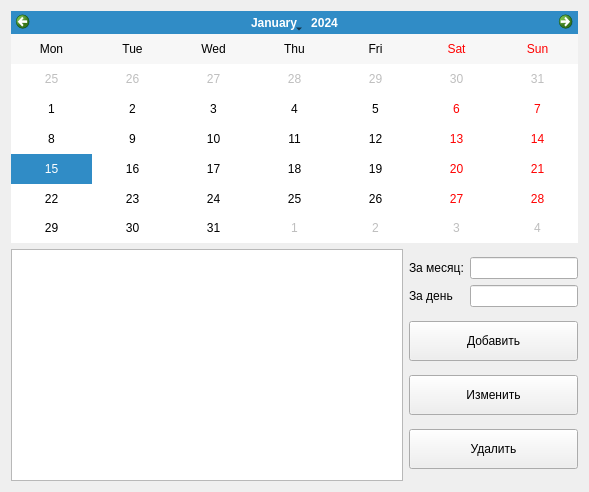
Qt form src/view/salarywindow.ui (rnikbond/worktime) before a commit.
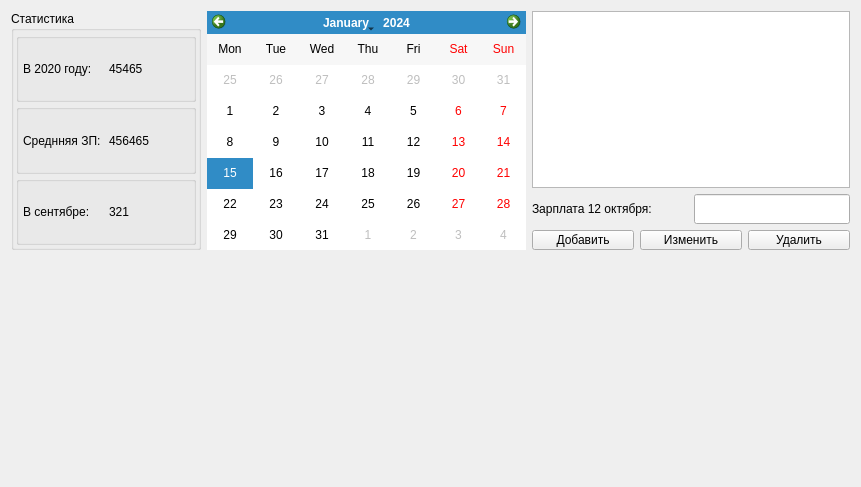
The same form after that commit. Custom widgets are drawn as their Qt base class.

Patch:
```diff
--- a/src/view/salarywindow.ui
+++ b/src/view/salarywindow.ui
@@ -6,14 +6,190 @@
    <rect>
     <x>0</x>
     <y>0</y>
-    <width>589</width>
-    <height>492</height>
+    <width>861</width>
+    <height>487</height>
    </rect>
   </property>
   <property name="windowTitle">
    <string>Зарплата</string>
   </property>
+  <layout class="QVBoxLayout" name="verticalLayout_3">
+   <item>
+    <layout class="QHBoxLayout" name="horizontalLayout_6">
+     <item>
+      <widget class="QGroupBox" name="groupBox">
+       <property name="title">
+        <string>Статистика </string>
+       </property>
   <layout class="QVBoxLayout" name="verticalLayout_2">
+        <property name="spacing">
+         <number>2</number>
+        </property>
+        <property name="leftMargin">
+         <number>2</number>
+        </property>
+        <property name="topMargin">
+         <number>2</number>
+        </property>
+        <property name="rightMargin">
+         <number>2</number>
+        </property>
+        <property name="bottomMargin">
+         <number>2</number>
+        </property>
+        <item>
+         <widget class="QGroupBox" name="YearGBox">
+          <property name="title">
+           <string/>
+          </property>
+          <layout class="QHBoxLayout" name="horizontalLayout_4">
+           <property name="leftMargin">
+            <number>4</number>
+           </property>
+           <property name="topMargin">
+            <number>4</number>
+           </property>
+           <property name="rightMargin">
+            <number>4</number>
+           </property>
+           <property name="bottomMargin">
+            <number>4</number>
+           </property>
+           <item>
+            <widget class="QLabel" name="SalaryYearLabel">
+             <property name="minimumSize">
+              <size>
+               <width>80</width>
+               <height>0</height>
+              </size>
+             </property>
+             <property name="text">
+              <string>В 2020 году:</string>
+             </property>
+            </widget>
+           </item>
+           <item>
+            <widget class="QLabel" name="SalaryYearValue">
+             <property name="minimumSize">
+              <size>
+               <width>80</width>
+               <height>0</height>
+              </size>
+             </property>
+             <property name="text">
+              <string>45465</string>
+             </property>
+             <property name="alignment">
+              <set>Qt::AlignLeading|Qt::AlignLeft|Qt::AlignVCenter</set>
+             </property>
+            </widget>
+           </item>
+          </layout>
+         </widget>
+        </item>
+        <item>
+         <widget class="QGroupBox" name="AverageGBox">
+          <property name="title">
+           <string/>
+          </property>
+          <layout class="QHBoxLayout" name="horizontalLayout_3">
+           <property name="leftMargin">
+            <number>4</number>
+           </property>
+           <property name="topMargin">
+            <number>4</number>
+           </property>
+           <property name="rightMargin">
+            <number>4</number>
+           </property>
+           <property name="bottomMargin">
+            <number>4</number>
+           </property>
+           <item>
+            <widget class="QLabel" name="SalaryAverageLabel">
+             <property name="minimumSize">
+              <size>
+               <width>80</width>
+               <height>0</height>
+              </size>
+             </property>
+             <property name="text">
+              <string>Среднняя ЗП:</string>
+             </property>
+            </widget>
+           </item>
+           <item>
+            <widget class="QLabel" name="SalaryAverageValue">
+             <property name="minimumSize">
+              <size>
+               <width>80</width>
+               <height>0</height>
+              </size>
+             </property>
+             <property name="text">
+              <string>456465</string>
+             </property>
+             <property name="alignment">
+              <set>Qt::AlignLeading|Qt::AlignLeft|Qt::AlignVCenter</set>
+             </property>
+            </widget>
+           </item>
+          </layout>
+         </widget>
+        </item>
+        <item>
+         <widget class="QGroupBox" name="MonthGBox">
+          <property name="title">
+           <string/>
+          </property>
+          <layout class="QHBoxLayout" name="horizontalLayout_5">
+           <property name="leftMargin">
+            <number>4</number>
+           </property>
+           <property name="topMargin">
+            <number>4</number>
+           </property>
+           <property name="rightMargin">
+            <number>4</number>
+           </property>
+           <property name="bottomMargin">
+            <number>4</number>
+           </property>
+           <item>
+            <widget class="QLabel" name="SalaryMonthLabel">
+             <property name="minimumSize">
+              <size>
+               <width>80</width>
+               <height>0</height>
+              </size>
+             </property>
+             <property name="text">
+              <string>В сентябре:</string>
+             </property>
+            </widget>
+           </item>
+           <item>
+            <widget class="QLabel" name="SalaryMonthValue">
+             <property name="minimumSize">
+              <size>
+               <width>80</width>
+               <height>0</height>
+              </size>
+             </property>
+             <property name="text">
+              <string>321</string>
+             </property>
+             <property name="alignment">
+              <set>Qt::AlignLeading|Qt::AlignLeft|Qt::AlignVCenter</set>
+             </property>
+            </widget>
+           </item>
+          </layout>
+         </widget>
+        </item>
+       </layout>
+      </widget>
+     </item>
    <item>
     <widget class="QCalendarWidget" name="SalaryCalendar">
      <property name="horizontalHeaderFormat">
@@ -25,7 +201,7 @@
     </widget>
    </item>
    <item>
-    <layout class="QHBoxLayout" name="horizontalLayout">
+      <layout class="QVBoxLayout" name="verticalLayout">
      <item>
       <widget class="QListWidget" name="SalaryList">
        <property name="sizePolicy">
@@ -37,44 +213,28 @@
       </widget>
      </item>
      <item>
-      <layout class="QVBoxLayout" name="verticalLayout">
+        <layout class="QHBoxLayout" name="horizontalLayout_2">
        <item>
-        <layout class="QGridLayout" name="gridLayout">
-         <item row="0" column="0">
-          <widget class="QLabel" name="MonthLabel">
+          <widget class="QLabel" name="SalaryDayLabel">
            <property name="text">
-            <string>За месяц:</string>
+            <string>Зарплата 12 октября:</string>
            </property>
           </widget>
          </item>
-         <item row="0" column="1">
-          <widget class="QLineEdit" name="MonthValue">
-           <property name="sizePolicy">
-            <sizepolicy hsizetype="Preferred" vsizetype="Fixed">
-             <horstretch>0</horstretch>
-             <verstretch>0</verstretch>
-            </sizepolicy>
-           </property>
-           <property name="readOnly">
-            <bool>true</bool>
-           </property>
-          </widget>
-         </item>
-         <item row="1" column="0">
-          <widget class="QLabel" name="DayLabel">
-           <property name="text">
-            <string>За день</string>
-           </property>
-          </widget>
-         </item>
-         <item row="1" column="1">
+         <item>
           <widget class="QLineEdit" name="SalaryEdit">
            <property name="sizePolicy">
-            <sizepolicy hsizetype="Preferred" vsizetype="Fixed">
+            <sizepolicy hsizetype="Preferred" vsizetype="Preferred">
              <horstretch>0</horstretch>
              <verstretch>0</verstretch>
             </sizepolicy>
            </property>
+           <property name="minimumSize">
+            <size>
+             <width>100</width>
+             <height>30</height>
+            </size>
+           </property>
            <property name="alignment">
             <set>Qt::AlignCenter</set>
            </property>
@@ -83,11 +243,19 @@
         </layout>
        </item>
        <item>
+        <layout class="QHBoxLayout" name="horizontalLayout">
+         <item>
         <widget class="QPushButton" name="AddButton">
+           <property name="sizePolicy">
+            <sizepolicy hsizetype="Minimum" vsizetype="Expanding">
+             <horstretch>0</horstretch>
+             <verstretch>0</verstretch>
+            </sizepolicy>
+           </property>
          <property name="minimumSize">
           <size>
            <width>0</width>
-           <height>40</height>
+             <height>20</height>
           </size>
          </property>
          <property name="text">
@@ -97,10 +265,16 @@
        </item>
        <item>
         <widget class="QPushButton" name="ChangeButton">
+           <property name="sizePolicy">
+            <sizepolicy hsizetype="Minimum" vsizetype="Expanding">
+             <horstretch>0</horstretch>
+             <verstretch>0</verstretch>
+            </sizepolicy>
+           </property>
          <property name="minimumSize">
           <size>
            <width>0</width>
-           <height>40</height>
+             <height>20</height>
           </size>
          </property>
          <property name="text">
@@ -110,10 +284,16 @@
        </item>
        <item>
         <widget class="QPushButton" name="RemoveButton">
+           <property name="sizePolicy">
+            <sizepolicy hsizetype="Minimum" vsizetype="Expanding">
+             <horstretch>0</horstretch>
+             <verstretch>0</verstretch>
+            </sizepolicy>
+           </property>
          <property name="minimumSize">
           <size>
            <width>0</width>
-           <height>40</height>
+             <height>20</height>
           </size>
          </property>
          <property name="text">
@@ -126,7 +306,35 @@
     </layout>
    </item>
   </layout>
- </widget>
+   </item>
+   <item>
+    <widget class="QCustomPlot" name="Chart" native="true">
+     <property name="sizePolicy">
+      <sizepolicy hsizetype="Preferred" vsizetype="MinimumExpanding">
+       <horstretch>0</horstretch>
+       <verstretch>0</verstretch>
+      </sizepolicy>
+     </property>
+     <property name="minimumSize">
+      <size>
+       <width>0</width>
+       <height>220</height>
+      </size>
+     </property>
+    </widget>
+   </item>
+  </layout>
+  <zorder>Chart</zorder>
+  <zorder></zorder>
+ </widget>
+ <customwidgets>
+  <customwidget>
+   <class>QCustomPlot</class>
+   <extends>QWidget</extends>
+   <header>qcustomplot.h</header>
+   <container>1</container>
+  </customwidget>
+ </customwidgets>
  <resources/>
  <connections/>
 </ui>
```
Left out of the diff: 3 changed lines with no effect on the pictures. Lines whose indentation alone changed are shown as unchanged.
